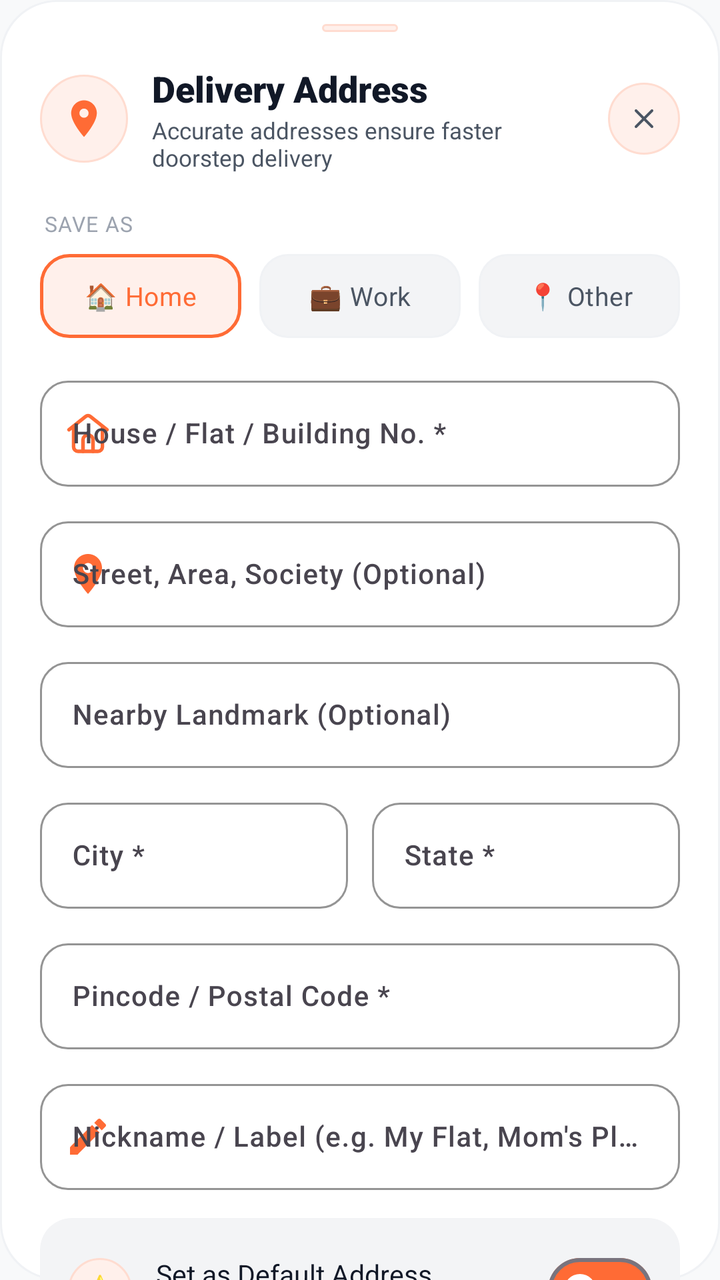
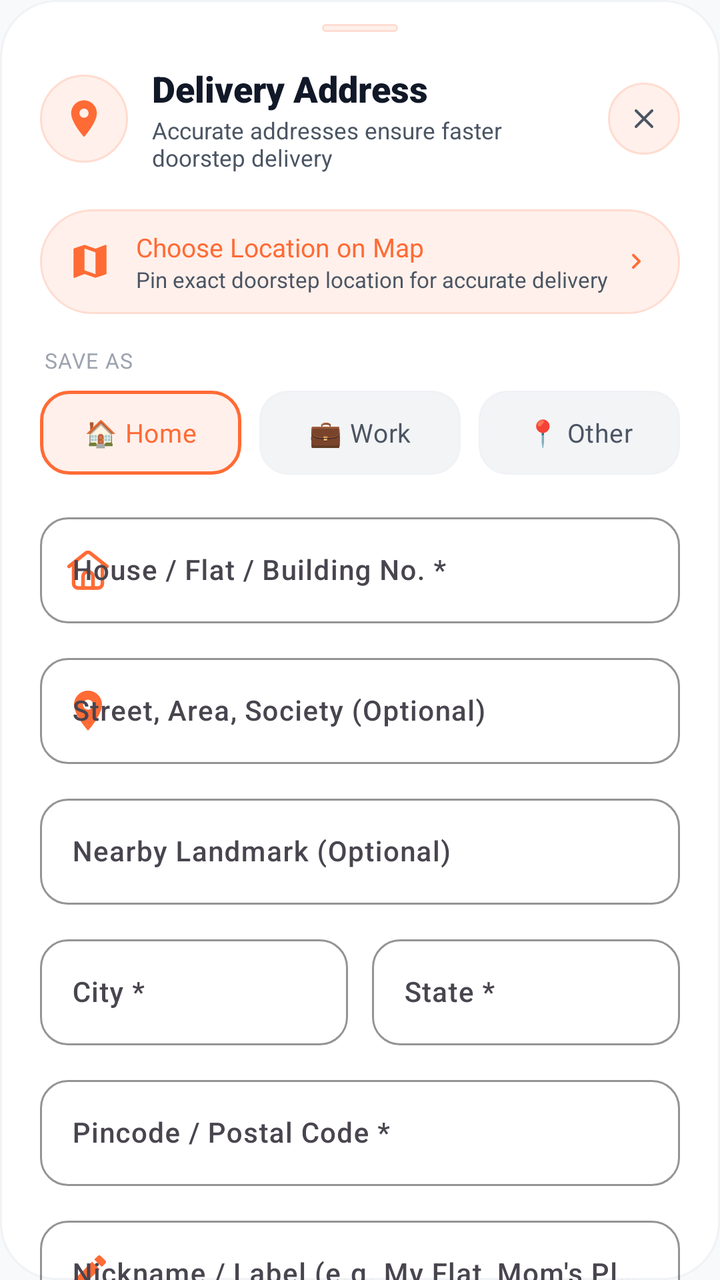

Two renders of the same Android screen: before a commit and after it. Below are the layout's source before the change and the commit's diff.
<!-- AndroidManifest.xml: application theme Theme.AKRHunger -->
<!-- res/layout/dialog_add_address.xml -->
<?xml version="1.0" encoding="utf-8"?>
<androidx.core.widget.NestedScrollView xmlns:android="http://schemas.android.com/apk/res/android"
    xmlns:app="http://schemas.android.com/apk/res-auto"
    android:layout_width="match_parent"
    android:layout_height="wrap_content"
    android:background="@drawable/bg_dialog_rounded"
    android:clipToPadding="false"
    android:fillViewport="true">

    <LinearLayout
        android:layout_width="match_parent"
        android:layout_height="wrap_content"
        android:orientation="vertical"
        android:paddingHorizontal="20dp"
        android:paddingTop="12dp"
        android:paddingBottom="24dp">

        
        <View
            android:layout_width="38dp"
            android:layout_height="4dp"
            android:layout_gravity="center_horizontal"
            android:layout_marginBottom="16dp"
            android:background="@drawable/bg_pill_soft" />

        
        <RelativeLayout
            android:layout_width="match_parent"
            android:layout_height="wrap_content"
            android:layout_marginBottom="18dp">

            <FrameLayout
                android:id="@+id/icon_addr_header"
                android:layout_width="44dp"
                android:layout_height="44dp"
                android:layout_alignParentStart="true"
                android:layout_centerVertical="true"
                android:background="@drawable/bg_pill_soft">

                <ImageView
                    android:layout_width="22dp"
                    android:layout_height="22dp"
                    android:layout_gravity="center"
                    android:src="@drawable/ic_location"
                    app:tint="@color/primary" />
            </FrameLayout>

            <LinearLayout
                android:layout_width="match_parent"
                android:layout_height="wrap_content"
                android:layout_centerVertical="true"
                android:layout_marginStart="12dp"
                android:layout_marginEnd="8dp"
                android:layout_toStartOf="@id/btn_dialog_close"
                android:layout_toEndOf="@id/icon_addr_header"
                android:orientation="vertical">

                <TextView
                    android:id="@+id/tv_dialog_addr_title"
                    android:layout_width="wrap_content"
                    android:layout_height="wrap_content"
                    android:fontFamily="sans-serif-black"
                    android:text="Delivery Address"
                    android:textColor="@color/text_primary"
                    android:textSize="18sp" />

                <TextView
                    android:layout_width="wrap_content"
                    android:layout_height="wrap_content"
                    android:layout_marginTop="1dp"
                    android:fontFamily="sans-serif"
                    android:text="Accurate addresses ensure faster doorstep delivery"
                    android:textColor="@color/text_secondary"
                    android:textSize="11.5sp" />
            </LinearLayout>

            
            <FrameLayout
                android:id="@+id/btn_dialog_close"
                android:layout_width="36dp"
                android:layout_height="36dp"
                android:layout_alignParentEnd="true"
                android:layout_centerVertical="true"
                android:background="@drawable/bg_icon_circle_soft"
                android:clickable="true"
                android:focusable="true"
                android:foreground="?attr/selectableItemBackgroundBorderless">

                <ImageView
                    android:layout_width="16dp"
                    android:layout_height="16dp"
                    android:layout_gravity="center"
                    android:src="@drawable/ic_close"
                    app:tint="@color/text_secondary" />
            </FrameLayout>
        </RelativeLayout>

        
        <TextView
            android:layout_width="wrap_content"
            android:layout_height="wrap_content"
            android:layout_marginStart="2dp"
            android:layout_marginBottom="8dp"
            android:fontFamily="sans-serif-bold"
            android:letterSpacing="0.04"
            android:text="SAVE AS"
            android:textColor="@color/text_hint"
            android:textSize="10.5sp" />

        <RadioGroup
            android:id="@+id/rg_addr_type"
            android:layout_width="match_parent"
            android:layout_height="wrap_content"
            android:layout_marginBottom="16dp"
            android:orientation="horizontal">

            <RadioButton
                android:id="@+id/rb_home"
                android:layout_width="0dp"
                android:layout_height="42dp"
                android:layout_marginEnd="5dp"
                android:layout_weight="1"
                android:background="@drawable/sel_addr_type_chip"
                android:button="@null"
                android:checked="true"
                android:fontFamily="sans-serif-bold"
                android:gravity="center"
                android:text="🏠 Home"
                android:textColor="@color/sel_addr_type_text"
                android:textSize="13sp" />

            <RadioButton
                android:id="@+id/rb_work"
                android:layout_width="0dp"
                android:layout_height="42dp"
                android:layout_marginHorizontal="4dp"
                android:layout_weight="1"
                android:background="@drawable/sel_addr_type_chip"
                android:button="@null"
                android:fontFamily="sans-serif-bold"
                android:gravity="center"
                android:text="💼 Work"
                android:textColor="@color/sel_addr_type_text"
                android:textSize="13sp" />

            <RadioButton
                android:id="@+id/rb_other"
                android:layout_width="0dp"
                android:layout_height="42dp"
                android:layout_marginStart="5dp"
                android:layout_weight="1"
                android:background="@drawable/sel_addr_type_chip"
                android:button="@null"
                android:fontFamily="sans-serif-bold"
                android:gravity="center"
                android:text="📍 Other"
                android:textColor="@color/sel_addr_type_text"
                android:textSize="13sp" />
        </RadioGroup>

        
        <com.google.android.material.textfield.TextInputLayout
            style="@style/Widget.AKR.TextInput"
            android:layout_width="match_parent"
            android:layout_height="wrap_content"
            android:hint="House / Flat / Building No. *"
            app:boxCornerRadiusBottomEnd="14dp"
            app:boxCornerRadiusBottomStart="14dp"
            app:boxCornerRadiusTopEnd="14dp"
            app:boxCornerRadiusTopStart="14dp"
            app:startIconDrawable="@drawable/ic_home"
            app:startIconTint="@color/primary">

            <com.google.android.material.textfield.TextInputEditText
                android:id="@+id/et_addr_line1"
                android:layout_width="match_parent"
                android:layout_height="wrap_content"
                android:fontFamily="sans-serif-medium"
                android:inputType="textPostalAddress"
                android:textColor="@color/text_primary"
                android:textSize="14sp" />
        </com.google.android.material.textfield.TextInputLayout>

        
        <com.google.android.material.textfield.TextInputLayout
            style="@style/Widget.AKR.TextInput"
            android:layout_width="match_parent"
            android:layout_height="wrap_content"
            android:layout_marginTop="12dp"
            android:hint="Street, Area, Society (Optional)"
            app:boxCornerRadiusBottomEnd="14dp"
            app:boxCornerRadiusBottomStart="14dp"
            app:boxCornerRadiusTopEnd="14dp"
            app:boxCornerRadiusTopStart="14dp"
            app:startIconDrawable="@drawable/ic_location"
            app:startIconTint="@color/primary">

            <com.google.android.material.textfield.TextInputEditText
                android:id="@+id/et_addr_line2"
                android:layout_width="match_parent"
                android:layout_height="wrap_content"
                android:fontFamily="sans-serif-medium"
                android:inputType="textPostalAddress"
                android:textColor="@color/text_primary"
                android:textSize="14sp" />
        </com.google.android.material.textfield.TextInputLayout>

        
        <com.google.android.material.textfield.TextInputLayout
            style="@style/Widget.AKR.TextInput"
            android:layout_width="match_parent"
            android:layout_height="wrap_content"
            android:layout_marginTop="12dp"
            android:hint="Nearby Landmark (Optional)"
            app:boxCornerRadiusBottomEnd="14dp"
            app:boxCornerRadiusBottomStart="14dp"
            app:boxCornerRadiusTopEnd="14dp"
            app:boxCornerRadiusTopStart="14dp">

            <com.google.android.material.textfield.TextInputEditText
                android:id="@+id/et_addr_landmark"
                android:layout_width="match_parent"
                android:layout_height="wrap_content"
                android:fontFamily="sans-serif-medium"
                android:inputType="textCapWords"
                android:textColor="@color/text_primary"
                android:textSize="14sp" />
        </com.google.android.material.textfield.TextInputLayout>

        
        <LinearLayout
            android:layout_width="match_parent"
            android:layout_height="wrap_content"
            android:layout_marginTop="12dp"
            android:orientation="horizontal">

            <com.google.android.material.textfield.TextInputLayout
                style="@style/Widget.AKR.TextInput"
                android:layout_width="0dp"
                android:layout_height="wrap_content"
                android:layout_marginEnd="6dp"
                android:layout_weight="1"
                android:hint="City *"
                app:boxCornerRadiusBottomEnd="14dp"
                app:boxCornerRadiusBottomStart="14dp"
                app:boxCornerRadiusTopEnd="14dp"
                app:boxCornerRadiusTopStart="14dp">

                <com.google.android.material.textfield.TextInputEditText
                    android:id="@+id/et_addr_city"
                    android:layout_width="match_parent"
                    android:layout_height="wrap_content"
                    android:fontFamily="sans-serif-medium"
                    android:inputType="textCapWords"
                    android:textColor="@color/text_primary"
                    android:textSize="14sp" />
            </com.google.android.material.textfield.TextInputLayout>

            <com.google.android.material.textfield.TextInputLayout
                style="@style/Widget.AKR.TextInput"
                android:layout_width="0dp"
                android:layout_height="wrap_content"
                android:layout_marginStart="6dp"
                android:layout_weight="1"
                android:hint="State *"
                app:boxCornerRadiusBottomEnd="14dp"
                app:boxCornerRadiusBottomStart="14dp"
                app:boxCornerRadiusTopEnd="14dp"
                app:boxCornerRadiusTopStart="14dp">

                <com.google.android.material.textfield.TextInputEditText
                    android:id="@+id/et_addr_state"
                    android:layout_width="match_parent"
                    android:layout_height="wrap_content"
                    android:fontFamily="sans-serif-medium"
                    android:inputType="textCapWords"
                    android:textColor="@color/text_primary"
                    android:textSize="14sp" />
            </com.google.android.material.textfield.TextInputLayout>
        </LinearLayout>

        
        <com.google.android.material.textfield.TextInputLayout
            style="@style/Widget.AKR.TextInput"
            android:layout_width="match_parent"
            android:layout_height="wrap_content"
            android:layout_marginTop="12dp"
            android:hint="Pincode / Postal Code *"
            app:boxCornerRadiusBottomEnd="14dp"
            app:boxCornerRadiusBottomStart="14dp"
            app:boxCornerRadiusTopEnd="14dp"
            app:boxCornerRadiusTopStart="14dp">

            <com.google.android.material.textfield.TextInputEditText
                android:id="@+id/et_addr_pincode"
                android:layout_width="match_parent"
                android:layout_height="wrap_content"
                android:fontFamily="sans-serif-medium"
                android:inputType="number"
                android:maxLength="6"
                android:textColor="@color/text_primary"
                android:textSize="14sp" />
        </com.google.android.material.textfield.TextInputLayout>

        
        <com.google.android.material.textfield.TextInputLayout
            style="@style/Widget.AKR.TextInput"
            android:layout_width="match_parent"
            android:layout_height="wrap_content"
            android:layout_marginTop="12dp"
            android:hint="Nickname / Label (e.g. My Flat, Mom's Place)"
            app:boxCornerRadiusBottomEnd="14dp"
            app:boxCornerRadiusBottomStart="14dp"
            app:boxCornerRadiusTopEnd="14dp"
            app:boxCornerRadiusTopStart="14dp"
            app:startIconDrawable="@drawable/ic_edit"
            app:startIconTint="@color/primary">

            <com.google.android.material.textfield.TextInputEditText
                android:id="@+id/et_addr_label"
                android:layout_width="match_parent"
                android:layout_height="wrap_content"
                android:fontFamily="sans-serif-medium"
                android:inputType="textCapWords"
                android:textColor="@color/text_primary"
                android:textSize="14sp" />
        </com.google.android.material.textfield.TextInputLayout>

        
        <LinearLayout
            android:layout_width="match_parent"
            android:layout_height="wrap_content"
            android:layout_marginTop="14dp"
            android:layout_marginBottom="22dp"
            android:background="@drawable/bg_card_subtle"
            android:gravity="center_vertical"
            android:orientation="horizontal"
            android:paddingHorizontal="14dp"
            android:paddingVertical="12dp">

            <FrameLayout
                android:layout_width="32dp"
                android:layout_height="32dp"
                android:background="@drawable/bg_pill_soft">

                <TextView
                    android:layout_width="wrap_content"
                    android:layout_height="wrap_content"
                    android:layout_gravity="center"
                    android:text="⭐"
                    android:textSize="15sp" />
            </FrameLayout>

            <LinearLayout
                android:layout_width="0dp"
                android:layout_height="wrap_content"
                android:layout_marginStart="12dp"
                android:layout_weight="1"
                android:orientation="vertical">

                <TextView
                    android:layout_width="wrap_content"
                    android:layout_height="wrap_content"
                    android:fontFamily="sans-serif-bold"
                    android:text="Set as Default Address"
                    android:textColor="@color/text_primary"
                    android:textSize="13.5sp" />

                <TextView
                    android:layout_width="wrap_content"
                    android:layout_height="wrap_content"
                    android:layout_marginTop="1dp"
                    android:fontFamily="sans-serif"
                    android:text="Selected automatically during checkout"
                    android:textColor="@color/text_secondary"
                    android:textSize="11sp" />
            </LinearLayout>

            <com.google.android.material.materialswitch.MaterialSwitch
                android:id="@+id/switch_addr_default"
                android:layout_width="wrap_content"
                android:layout_height="wrap_content"
                app:thumbTint="@color/on_primary"
                app:trackTint="@color/primary" />
        </LinearLayout>

        
        <LinearLayout
            android:layout_width="match_parent"
            android:layout_height="wrap_content"
            android:gravity="center_vertical"
            android:orientation="horizontal">

            <com.google.android.material.button.MaterialButton
                android:id="@+id/btn_dialog_cancel"
                style="@style/Widget.AKR.Button.PillSoft"
                android:layout_width="0dp"
                android:layout_height="50dp"
                android:layout_marginEnd="8dp"
                android:layout_weight="1"
                android:fontFamily="sans-serif-bold"
                android:text="Cancel"
                android:textColor="@color/text_secondary"
                app:backgroundTint="@color/surface_variant"
                app:cornerRadius="25dp" />

            <com.google.android.material.button.MaterialButton
                android:id="@+id/btn_dialog_save"
                style="@style/Widget.AKR.Button.Primary"
                android:layout_width="0dp"
                android:layout_height="50dp"
                android:layout_marginStart="8dp"
                android:layout_weight="1.6"
                android:fontFamily="sans-serif-black"
                android:letterSpacing="0.02"
                android:text="Save Address"
                android:textSize="15sp"
                app:cornerRadius="25dp"
                app:elevation="2dp" />
        </LinearLayout>

    </LinearLayout>
</androidx.core.widget.NestedScrollView>
<!-- resources referenced by this layout -->
<resources>
  <color name="on_primary">#FFFFFF</color>
  <color name="primary">#FF6B35</color>
  <color name="surface_variant">#F3F4F6</color>
  <color name="text_hint">#9CA3AF</color>
  <color name="text_primary">#111827</color>
  <color name="text_secondary">#4B5563</color>
  <!-- drawable bg_card_subtle (drawable) -->
  <?xml version="1.0" encoding="utf-8"?>
  <shape xmlns:android="http://schemas.android.com/apk/res/android"
      android:shape="rectangle">
      <solid android:color="@color/surface_variant" />
      <corners android:radius="16dp" />
  </shape>
  <!-- drawable bg_dialog_rounded (drawable) -->
  <?xml version="1.0" encoding="utf-8"?>
  <shape xmlns:android="http://schemas.android.com/apk/res/android"
      android:shape="rectangle">
      <corners android:radius="28dp" />
      <solid android:color="@color/surface" />
      <stroke android:width="1dp" android:color="@color/card_border" />
  </shape>
  <!-- drawable bg_icon_circle_soft (drawable) -->
  <?xml version="1.0" encoding="utf-8"?>
  <shape xmlns:android="http://schemas.android.com/apk/res/android"
      android:shape="oval">
      <solid android:color="@color/primary_tint" />
      <stroke android:width="1dp" android:color="@color/primary_tint_border" />
  </shape>
  <color name="surface">#FFFFFF</color>
  <color name="card_border">#F0F2F5</color>
  <color name="primary_tint">#FFF0EB</color>
  <color name="primary_tint_border">#FFDCD0</color>
  <color name="primary_15">#26FF6B35</color>
  <color name="primary_dark">#E55A25</color>
  <color name="secondary">#F59E0B</color>
  <color name="on_secondary">#111827</color>
  <color name="background">#F8F9FA</color>
  <color name="on_surface">#111827</color>
  <style name="ThemeOverlay.AKR.BottomSheetDialog" parent="ThemeOverlay.Material3.BottomSheetDialog">
          <item name="bottomSheetStyle">@style/Widget.AKR.BottomSheet</item>
      </style>
  <style name="ShapeAppearance.AKR.Dialog" parent="">
          <item name="cornerFamily">rounded</item>
          <item name="cornerSize">24dp</item>
      </style>
  <style name="TextAppearance.AKR.Dialog.Title" parent="MaterialAlertDialog.Material3.Title.Text">
          <item name="android:textColor">@color/text_primary</item>
          <item name="android:textSize">19sp</item>
          <item name="android:fontFamily">sans-serif-black</item>
      </style>
  <style name="Widget.AKR.BottomSheet" parent="Widget.Material3.BottomSheet">
          <item name="shapeAppearanceOverlay">@style/ShapeAppearance.AKR.BottomSheet</item>
          <item name="backgroundTint">@color/surface</item>
      </style>
  <color name="info">#3B82F6</color>
  <style name="ShapeAppearance.AKR.BottomSheet" parent="">
          <item name="cornerFamily">rounded</item>
          <item name="cornerSizeTopLeft">28dp</item>
          <item name="cornerSizeTopRight">28dp</item>
      </style>
  <!-- unchanged entries left out for length: 15 -->
</resources>

<!-- the commit's change to res/layout/dialog_add_address.xml (unified diff, before → after) -->
@@ -96,6 +96,60 @@
         </RelativeLayout>
 
         
+        <LinearLayout
+            android:id="@+id/btn_pick_on_map"
+            android:layout_width="match_parent"
+            android:layout_height="wrap_content"
+            android:layout_marginBottom="16dp"
+            android:background="@drawable/bg_pill_soft"
+            android:clickable="true"
+            android:focusable="true"
+            android:foreground="?attr/selectableItemBackground"
+            android:gravity="center_vertical"
+            android:orientation="horizontal"
+            android:paddingHorizontal="14dp"
+            android:paddingVertical="10dp">
+
+            <ImageView
+                android:layout_width="22dp"
+                android:layout_height="22dp"
+                android:src="@drawable/ic_map"
+                app:tint="@color/primary" />
+
+            <LinearLayout
+                android:layout_width="0dp"
+                android:layout_height="wrap_content"
+                android:layout_marginStart="12dp"
+                android:layout_weight="1"
+                android:orientation="vertical">
+
+                <TextView
+                    android:id="@+id/tv_pick_map_title"
+                    android:layout_width="wrap_content"
+                    android:layout_height="wrap_content"
+                    android:fontFamily="sans-serif-bold"
+                    android:text="Choose Location on Map"
+                    android:textColor="@color/primary"
+                    android:textSize="13sp" />
+
+                <TextView
+                    android:id="@+id/tv_pick_map_subtitle"
+                    android:layout_width="wrap_content"
+                    android:layout_height="wrap_content"
+                    android:fontFamily="sans-serif"
+                    android:text="Pin exact doorstep location for accurate delivery"
+                    android:textColor="@color/text_secondary"
+                    android:textSize="11sp" />
+            </LinearLayout>
+
+            <ImageView
+                android:layout_width="16dp"
+                android:layout_height="16dp"
+                android:src="@drawable/ic_chevron_right"
+                app:tint="@color/primary" />
+        </LinearLayout>
+
+        
         <TextView
             android:layout_width="wrap_content"
             android:layout_height="wrap_content"
<!-- resource entries referenced after the edit -->
@@ -28,6 +28,26 @@
       <solid android:color="@color/primary_tint" />
       <stroke android:width="1dp" android:color="@color/primary_tint_border" />
   </shape>
+  <!-- drawable ic_chevron_right (drawable) -->
+  <vector xmlns:android="http://schemas.android.com/apk/res/android"
+      android:width="24dp"
+      android:height="24dp"
+      android:viewportWidth="24"
+      android:viewportHeight="24">
+      <path
+          android:fillColor="@color/text_hint"
+          android:pathData="M9.29,15.88L13.17,12L9.29,8.12a0.996,0.996 0 1,1 1.41,-1.41l4.59,4.59c0.39,0.39 0.39,1.02 0,1.41L10.7,17.3a0.996,0.996 0 0,1 -1.41,0c-0.38,-0.39 -0.38,-1.03 0,-1.42z" />
+  </vector>
+  <!-- drawable ic_map (drawable) -->
+  <vector xmlns:android="http://schemas.android.com/apk/res/android"
+      android:width="24dp"
+      android:height="24dp"
+      android:viewportWidth="24"
+      android:viewportHeight="24">
+      <path
+          android:fillColor="@color/text_primary"
+          android:pathData="M20.5,3l-0.16,0.03L15,5.1 9,3 3.36,4.9c-0.21,0.07 -0.36,0.25 -0.36,0.48V20.5c0,0.28 0.22,0.5 0.5,0.5l0.16,-0.03L9,18.9l6,2.1 5.64,-1.9c0.21,-0.07 0.36,-0.25 0.36,-0.48V3.5c0,-0.28 -0.22,-0.5 -0.5,-0.5zM15,19l-6,-2.11V5l6,2.11V19z"/>
+  </vector>
   <color name="surface">#FFFFFF</color>
   <color name="card_border">#F0F2F5</color>
   <color name="primary_tint">#FFF0EB</color>
